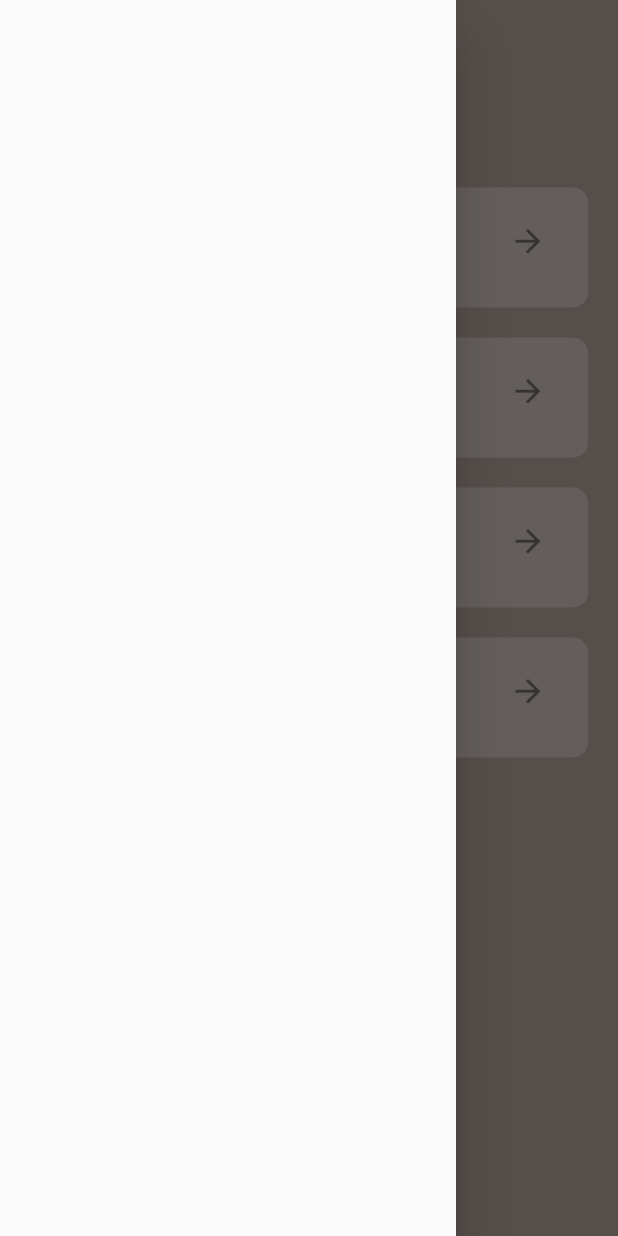
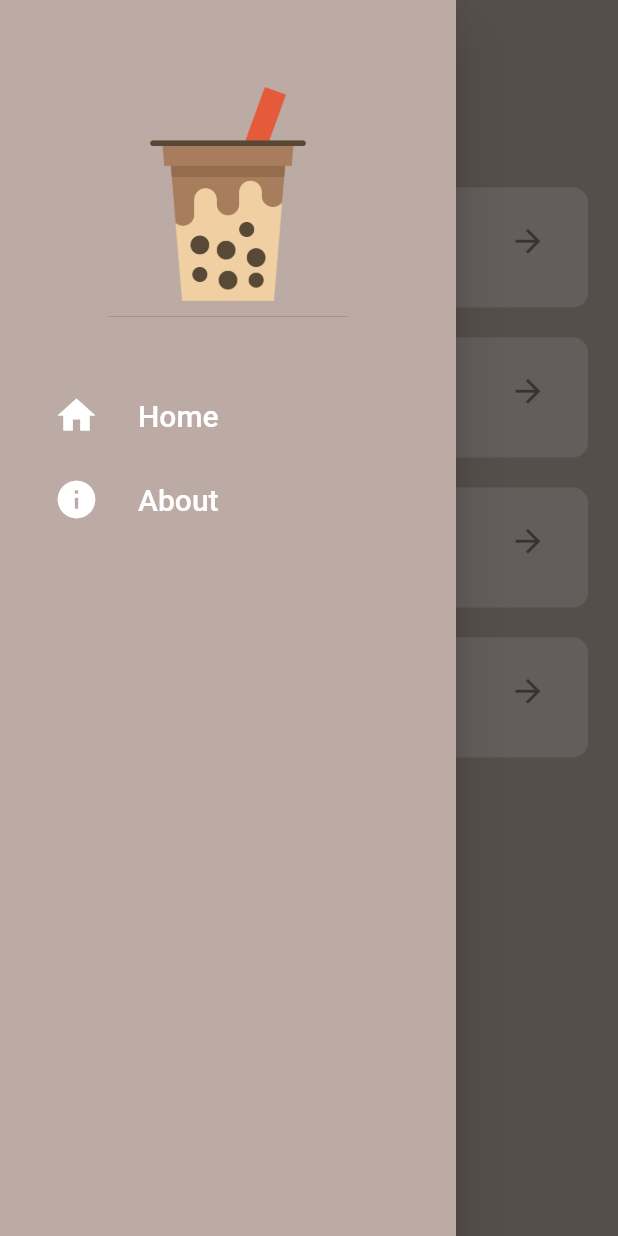
Before and after one commit to princebioh/Bubble-Tea-Flutter-App, a Flutter app: the HomePage screen opened directly, with the side drawer open, on a phone screen of 412 x 824 dp. Run offline on Flutter 3.47's test engine with Material 2 defaults, Android fonts, the light colour scheme and no system bars; drawn by our look-alikes of google_nav_bar.

Commit message:
Add const to widgets

```diff
--- a/lib/main.dart
+++ b/lib/main.dart
@@ -1,5 +1,4 @@
 import 'package:bubble_tea_ui/models/shop.dart';
-import 'package:bubble_tea_ui/pages/homepage.dart';
 import 'package:bubble_tea_ui/pages/sign_in_page.dart';
 import 'package:bubble_tea_ui/themes/themes.dart';
 import 'package:flutter/material.dart';
--- a/lib/models/shop.dart
+++ b/lib/models/shop.dart
@@ -28,7 +28,7 @@ class Shop extends ChangeNotifier {
   List<Drink> get drinks => _drinks;
 
   // List of drinks in User's Cart
-  List<Drink> _userCart = [];
+  final List<Drink> _userCart = [];
   List get userCart => _userCart;
 
   // Add Drink to Cart
--- a/lib/pages/homepage.dart
+++ b/lib/pages/homepage.dart
@@ -1,6 +1,7 @@
 import 'package:bubble_tea_ui/pages/cart_page.dart';
 import 'package:bubble_tea_ui/pages/shop_page.dart';
 import 'package:bubble_tea_ui/widgets/bottom_nav.dart';
+import 'package:bubble_tea_ui/widgets/drawer_nav.dart';
 import 'package:flutter/material.dart';
 
 class HomePage extends StatefulWidget {
@@ -27,7 +28,7 @@ class _HomePageState extends State<HomePage> {
         backgroundColor: Colors.brown.shade200,
         elevation: 0,
       ),
-      drawer: const Drawer(),
+      drawer: const DrawerNav(),
       body: _pages[_pageIndex],
       bottomNavigationBar: GoogleNavBar(
         onTabChange: (value) {
--- a/lib/pages/sign_in_page.dart
+++ b/lib/pages/sign_in_page.dart
@@ -84,7 +84,7 @@ class _SignInPageState extends State<SignInPage> {
                   Navigator.push(
                     context,
                     MaterialPageRoute(
-                      builder: (context) => HomePage(),
+                      builder: (context) => const HomePage(),
                     ),
                   );
                 },
--- /dev/null
+++ b/lib/widgets/drawer_nav.dart
@@ -0,0 +1,72 @@
+import 'package:bubble_tea_ui/pages/about_page.dart';
+import 'package:flutter/material.dart';
+
+class DrawerNav extends StatelessWidget {
+  const DrawerNav({super.key});
+
+  @override
+  Widget build(BuildContext context) {
+    return Drawer(
+      backgroundColor: Colors.brown.shade200,
+      child: Column(children: [
+        const SizedBox(
+          height: 50,
+        ),
+        const DrawerHeader(
+          padding: EdgeInsets.zero,
+          decoration: BoxDecoration(),
+          child: Image(
+            image: AssetImage("assets/images/bubble-tea.png"),
+            width: 160,
+          ),
+        ),
+        const SizedBox(
+          height: 30,
+        ),
+
+        // Home Nav
+        Padding(
+          padding: const EdgeInsets.symmetric(horizontal: 20),
+          child: ListTile(
+            leading: const Icon(
+              Icons.home,
+              size: 30,
+              color: Colors.white,
+            ),
+            title: const Text(
+              "Home",
+              style: TextStyle(fontSize: 20, color: Colors.white),
+            ),
+            onTap: () {
+              Navigator.pop(context);
+            },
+          ),
+        ),
+
+        // About Nav
+        Padding(
+          padding: const EdgeInsets.symmetric(horizontal: 20),
+          child: ListTile(
+            leading: const Icon(
+              Icons.info,
+              size: 30,
+              color: Colors.white,
+            ),
+            title: const Text(
+              "About",
+              style: TextStyle(fontSize: 20, color: Colors.white),
+            ),
+            onTap: () {
+              Navigator.pop(context);
+              Navigator.push(
+                  context,
+                  MaterialPageRoute(
+                    builder: (context) => const AboutPage(),
+                  ));
+            },
+          ),
+        ),
+      ]),
+    );
+  }
+}
```
Also changed, not shown: lib/pages/about_page.dart (added, +41 -0 lines).
